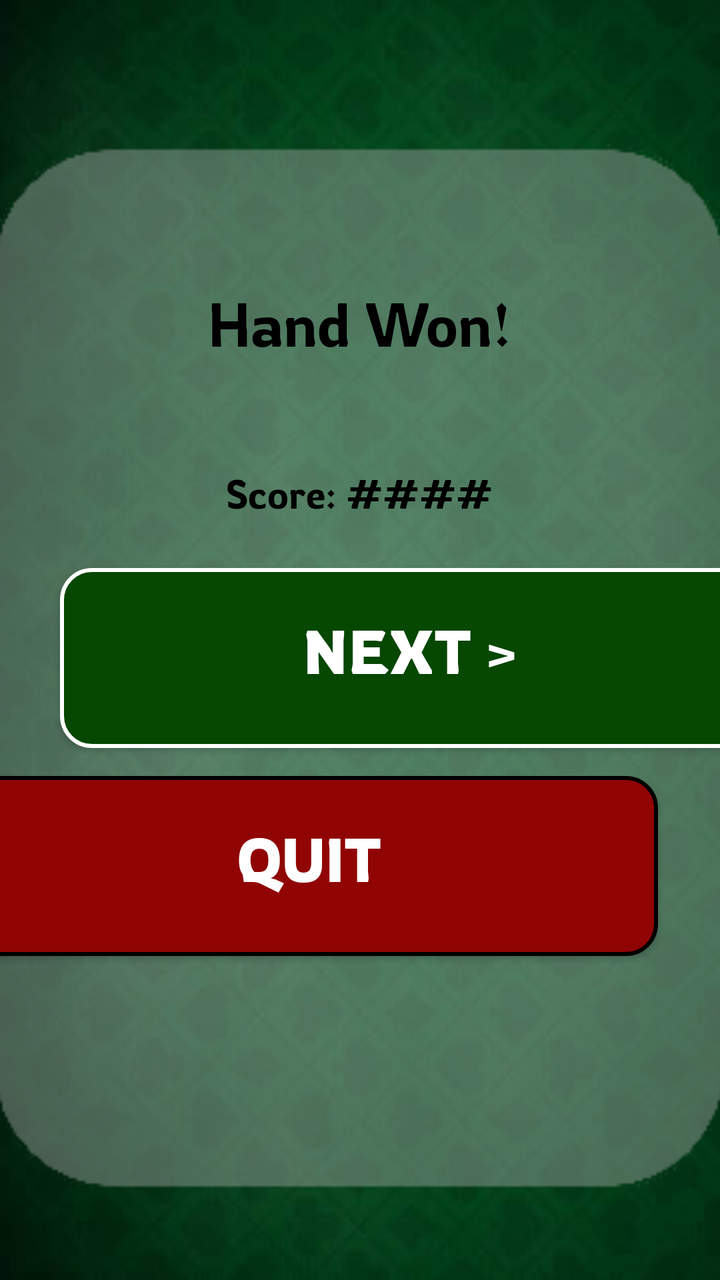
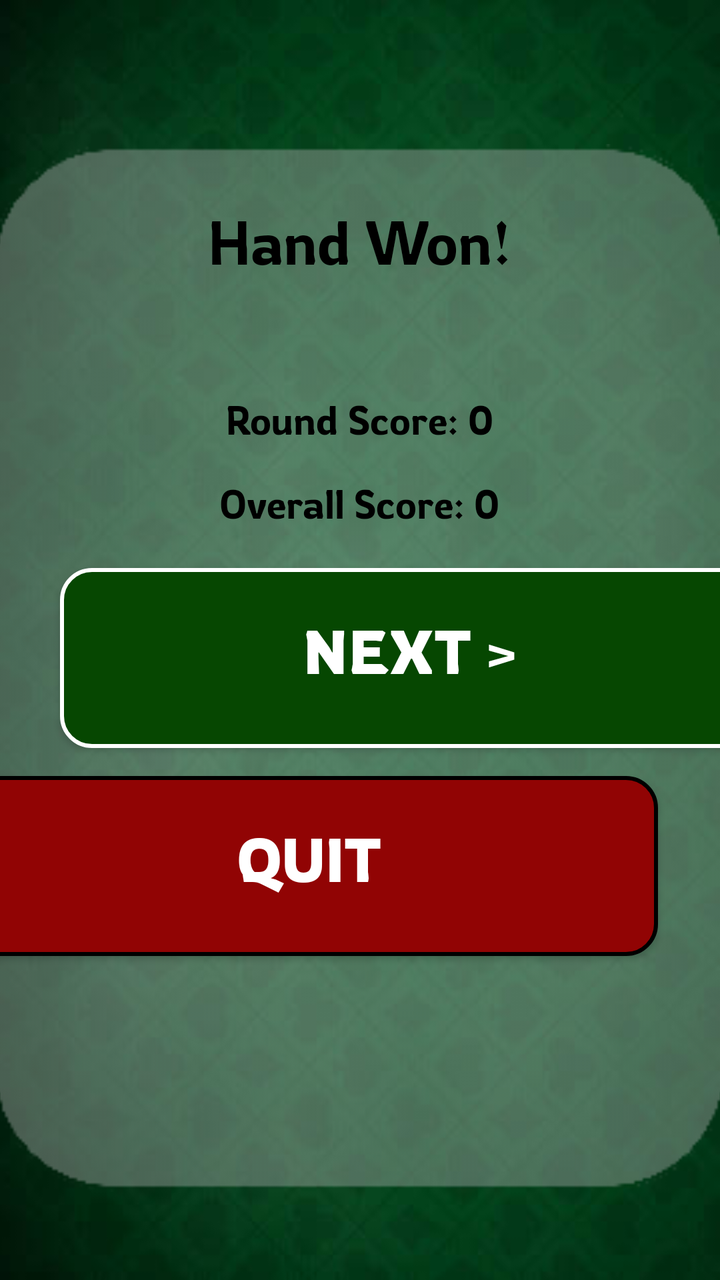

The first picture is an Android layout as it rendered before a commit; the second is the same layout after the commit. The layout source and the unified diff follow.
<!-- AndroidManifest.xml: application theme Theme._21Turbo -->
<!-- res/layout/screen_hand_won.xml -->
<?xml version="1.0" encoding="utf-8"?>
<androidx.constraintlayout.widget.ConstraintLayout xmlns:android="http://schemas.android.com/apk/res/android"
    xmlns:app="http://schemas.android.com/apk/res-auto"
    xmlns:tools="http://schemas.android.com/tools"
    android:id="@+id/handWon"
    android:layout_width="match_parent"
    android:layout_height="match_parent"
    android:background="@drawable/table_background"
    tools:context=".HandWonActivity"
    tools:layout_editor_absoluteX="-18dp"
    tools:layout_editor_absoluteY="-48dp">

    <ImageView
        android:id="@+id/imageView2"
        android:layout_width="374dp"
        android:layout_height="524dp"
        android:layout_marginStart="18dp"
        android:layout_marginTop="72dp"
        android:layout_marginEnd="19dp"
        android:alpha="0.4"
        app:layout_constraintEnd_toEndOf="parent"
        app:layout_constraintStart_toStartOf="parent"
        app:layout_constraintTop_toTopOf="parent"
        app:srcCompat="@drawable/squircle_shape" />

    <TextView
        android:id="@+id/textView"
        android:layout_width="wrap_content"
        android:layout_height="wrap_content"
        android:layout_marginStart="142dp"
        android:layout_marginTop="137dp"
        android:layout_marginEnd="142dp"
        android:fontFamily="@font/rowdies_light"
        android:text="Hand Won!"
        android:textColor="#000000"
        android:textSize="30sp"
        app:layout_constraintEnd_toEndOf="parent"
        app:layout_constraintStart_toStartOf="parent"
        app:layout_constraintTop_toTopOf="parent" />

    <TextView
        android:id="@+id/textView2"
        android:layout_width="wrap_content"
        android:layout_height="wrap_content"
        android:layout_marginStart="131dp"
        android:layout_marginTop="230dp"
        android:layout_marginEnd="132dp"
        android:fontFamily="@font/rowdies_light"
        android:text="Score: ####"
        android:textColor="#000000"
        android:textSize="20sp"
        app:layout_constraintEnd_toEndOf="parent"
        app:layout_constraintStart_toStartOf="parent"
        app:layout_constraintTop_toTopOf="parent" />

    <Button
        android:id="@+id/nextButton"
        android:layout_width="wrap_content"
        android:layout_height="wrap_content"
        android:layout_marginStart="30dp"
        android:layout_marginTop="284dp"
        android:layout_marginEnd="31dp"
        android:width="350dp"
        android:height="90dp"
        android:background="@drawable/bordered_buttons_green1"
        android:fontFamily="@font/rowdies_regular"
        android:text="Next >"
        android:textColor="#FFFFFF"
        android:textSize="30sp"
        app:backgroundTint="@null"
        app:layout_constraintEnd_toEndOf="parent"
        app:layout_constraintHorizontal_bias="0.0"
        app:layout_constraintStart_toStartOf="parent"
        app:layout_constraintTop_toTopOf="parent"
        app:shapeAppearanceOverlay="@style/LessRoundButton" />

    <Button
        android:id="@+id/quitButton"
        android:layout_width="wrap_content"
        android:layout_height="wrap_content"
        android:layout_marginStart="30dp"
        android:layout_marginTop="388dp"
        android:layout_marginEnd="31dp"
        android:width="350dp"
        android:height="90dp"
        android:background="@drawable/bordered_buttons_red1"
        android:fontFamily="@font/rowdies_regular"
        android:text="Quit"
        android:textColor="#FFFFFF"
        android:textSize="30sp"
        app:backgroundTint="@null"
        app:layout_constraintEnd_toEndOf="parent"
        app:layout_constraintHorizontal_bias="1.0"
        app:layout_constraintStart_toStartOf="parent"
        app:layout_constraintTop_toTopOf="parent"
        app:shapeAppearanceOverlay="@style/LessRoundButton" />

</androidx.constraintlayout.widget.ConstraintLayout>
<!-- resources referenced by this layout -->
<resources>
  <!-- drawable bordered_buttons_green1 (drawable) -->
  <?xml version="1.0" encoding="utf-8"?>
  <shape xmlns:android="http://schemas.android.com/apk/res/android"
      android:shape="rectangle">
  
      <solid android:color="#064701" />
      <stroke android:width="2dp" android:color="#FFFFFF" />
      <corners android:radius="15dp" />
  
  </shape>
  <!-- drawable bordered_buttons_red1 (drawable) -->
  <?xml version="1.0" encoding="utf-8"?>
  <shape xmlns:android="http://schemas.android.com/apk/res/android"
      android:shape="rectangle">
  
      <solid android:color="#910404" />
      <stroke android:width="2dp" android:color="#000000" />
      <corners android:radius="15dp" />
  
  </shape>
  <!-- drawable squircle_shape: png bitmap (drawable, 4656 bytes) -->
  <!-- drawable table_background: png bitmap (drawable, 149849 bytes) -->
  <style name="LessRoundButton" parent="ShapeAppearance.MaterialComponents.SmallComponent">
      <item name="cornerSize">16dp</item></style>
  <style name="Theme._21Turbo" parent="Base.Theme._21Turbo" />
  <style name="Base.Theme._21Turbo" parent="Theme.Material3.DayNight.NoActionBar">
          
          
      </style>
</resources>

<!-- the commit's change to res/layout/screen_hand_won.xml (unified diff, before → after) -->
@@ -28,7 +28,7 @@
         android:layout_width="wrap_content"
         android:layout_height="wrap_content"
         android:layout_marginStart="142dp"
-        android:layout_marginTop="137dp"
+        android:layout_marginTop="96dp"
         android:layout_marginEnd="142dp"
         android:fontFamily="@font/rowdies_light"
         android:text="Hand Won!"
@@ -39,19 +39,17 @@
         app:layout_constraintTop_toTopOf="parent" />
 
     <TextView
-        android:id="@+id/textView2"
+        android:id="@+id/roundScore"
         android:layout_width="wrap_content"
         android:layout_height="wrap_content"
-        android:layout_marginStart="131dp"
-        android:layout_marginTop="230dp"
-        android:layout_marginEnd="132dp"
+        android:layout_marginTop="40dp"
         android:fontFamily="@font/rowdies_light"
-        android:text="Score: ####"
+        android:text="Round Score: 0"
         android:textColor="#000000"
         android:textSize="20sp"
-        app:layout_constraintEnd_toEndOf="parent"
-        app:layout_constraintStart_toStartOf="parent"
-        app:layout_constraintTop_toTopOf="parent" />
+        app:layout_constraintEnd_toEndOf="@+id/imageView2"
+        app:layout_constraintStart_toStartOf="@+id/imageView2"
+        app:layout_constraintTop_toBottomOf="@+id/textView" />
 
     <Button
         android:id="@+id/nextButton"
@@ -95,4 +93,17 @@
         app:layout_constraintTop_toTopOf="parent"
         app:shapeAppearanceOverlay="@style/LessRoundButton" />
 
+    <TextView
+        android:id="@+id/overallScore"
+        android:layout_width="wrap_content"
+        android:layout_height="wrap_content"
+        android:layout_marginTop="4dp"
+        android:fontFamily="@font/rowdies_light"
+        android:text="Overall Score: 0"
+        android:textColor="#000000"
+        android:textSize="20sp"
+        app:layout_constraintEnd_toEndOf="@+id/imageView2"
+        app:layout_constraintStart_toStartOf="@+id/imageView2"
+        app:layout_constraintTop_toBottomOf="@+id/roundScore" />
+
 </androidx.constraintlayout.widget.ConstraintLayout>
